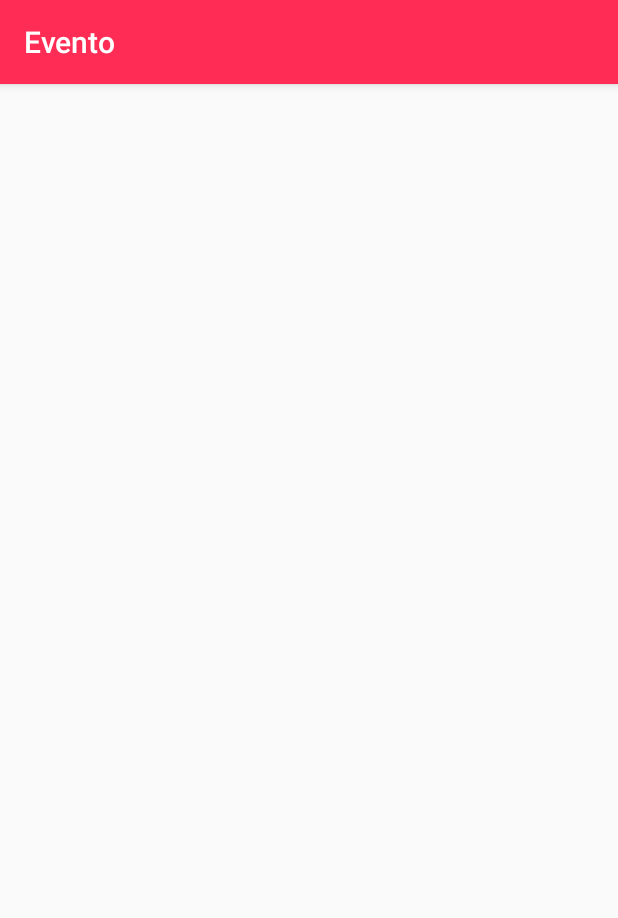
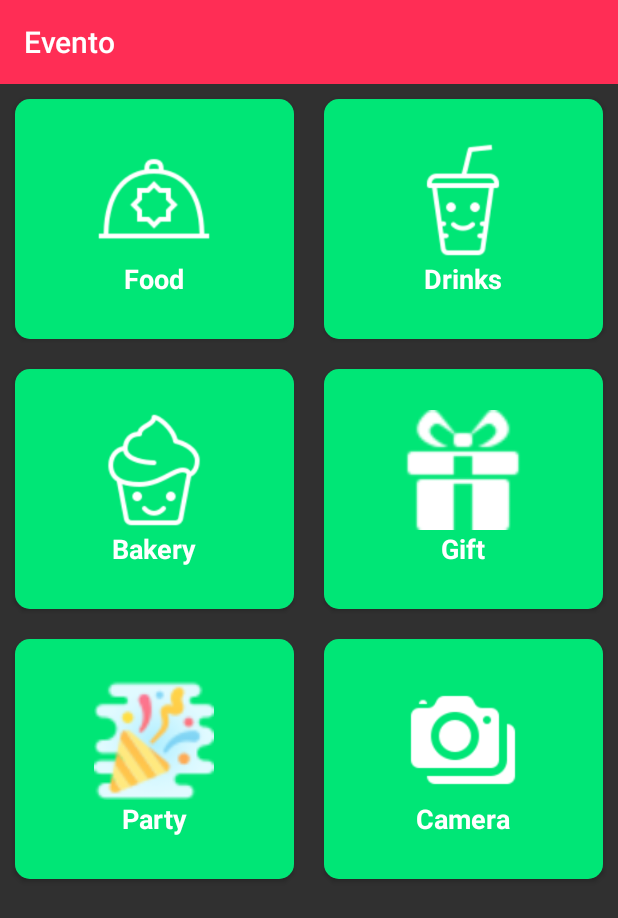
Before and after one commit to 17BTCS023/Even_To, an Android app: the MainActivity screen opened directly, with no data from a screen before it, on a phone screen of 412 x 824 dp. Shown: the top 918 px of the screen. Run offline under Robolectric (Android 15) with nearby library versions, the phone set to English and light mode, and no system bars.

Commit message:
Fixed One time login & designed and populated HomeScreen

```diff
--- a/app/src/main/AndroidManifest.xml
+++ b/app/src/main/AndroidManifest.xml
@@ -12,8 +12,8 @@
         <activity android:name=".login_signup.SignUpActivity"></activity>
         <activity android:name=".login_signup.LoginActivity" />
         <activity
-            android:name=".MainActivity"
-            android:theme="@style/AppTheme" />
+            android:name=".HomeScreen.MainActivity"
+            android:theme="@style/Theme.Design.NoActionBar"/>
         <activity
             android:name=".SplashScreen"
             android:theme="@style/SplashScreen">
--- /dev/null
+++ b/app/src/main/java/com/example/even_to/HomeScreen/CategoryAdapter.java
@@ -0,0 +1,117 @@
+package com.example.even_to.HomeScreen;
+
+
+import android.view.LayoutInflater;
+import android.view.View;
+import android.view.ViewGroup;
+import android.widget.Filter;
+import android.widget.Filterable;
+import android.widget.ImageView;
+import android.widget.TextView;
+
+import androidx.annotation.NonNull;
+import androidx.recyclerview.widget.RecyclerView;
+import com.example.even_to.R;
+
+import java.util.ArrayList;
+import java.util.HashMap;
+import java.util.List;
+
+public class CategoryAdapter extends RecyclerView.Adapter<CategoryAdapter.FurnitureView> implements Filterable{
+
+
+    List<HashMap<String,Object>> furnitureList = new ArrayList<>();
+    List<HashMap<String,Object>> filteredList = new ArrayList<>();
+    CustomFilter customFilter;
+
+    public CategoryAdapter(List<HashMap<String, Object>> fList) {
+        this.furnitureList = fList;
+        filteredList = furnitureList;
+        customFilter = new CustomFilter();
+    }
+
+    @NonNull
+    @Override
+    public FurnitureView onCreateViewHolder(@NonNull ViewGroup viewGroup, int i) {
+
+        View view = LayoutInflater.from(viewGroup.getContext()).inflate(R.layout.row_category,viewGroup,false);
+
+        return new FurnitureView(view);
+    }
+
+    @Override
+    public void onBindViewHolder(@NonNull FurnitureView furnitureView, int position) {
+
+        HashMap<String,Object> map = filteredList.get(position);
+
+        furnitureView.imageFurniture.setImageResource((Integer) map.get("Image"));
+        furnitureView.textTitle.setText(String.valueOf(map.get("Title")));
+    }
+
+    @Override
+    public int getItemCount() {
+        return filteredList.size();
+    }
+
+    @Override
+    public Filter getFilter() {
+        return customFilter;
+    }
+
+
+    public class FurnitureView extends RecyclerView.ViewHolder{
+
+
+        ImageView imageFurniture;
+        TextView textTitle,textPrice;
+        public FurnitureView(@NonNull View itemView) {
+            super(itemView);
+
+            imageFurniture = (ImageView)itemView.findViewById(R.id.image_furniture);
+            textTitle = (TextView)itemView.findViewById(R.id.text_title);
+
+
+        }
+    }
+
+    public class CustomFilter extends Filter{
+
+
+        @Override
+        protected FilterResults performFiltering(CharSequence constraint) {
+
+            FilterResults filterResults = new FilterResults();
+
+            List<HashMap<String,Object>> newList = furnitureList;
+            List<HashMap<String,Object>> resultList = new ArrayList<>();
+
+            String searchValue = constraint.toString().toLowerCase();
+
+            for(int i=0;i<newList.size();i++){
+
+                HashMap<String,Object> map = newList.get(i);
+                String title = String.valueOf(map.get("Title"));
+
+                if(title.toLowerCase().contains(searchValue)){
+                    resultList.add(map);
+                }
+
+            }
+
+
+            filterResults.count = resultList.size();
+            filterResults.values = resultList;
+
+            return filterResults;
+        }
+
+        @Override
+        protected void publishResults(CharSequence constraint, FilterResults results) {
+
+            filteredList = (List<HashMap<String, Object>>) results.values;
+            notifyDataSetChanged();
+
+        }
+    }
+
+}
--- /dev/null
+++ b/app/src/main/java/com/example/even_to/HomeScreen/MainActivity.java
@@ -0,0 +1,82 @@
+package com.example.even_to.HomeScreen;
+
+import androidx.appcompat.app.AppCompatActivity;
+import androidx.appcompat.widget.Toolbar;
+import androidx.recyclerview.widget.GridLayoutManager;
+import androidx.recyclerview.widget.RecyclerView;
+
+import android.graphics.Color;
+import android.os.Bundle;
+
+import com.example.even_to.R;
+import com.example.even_to.Utils.SharedPref;
+
+import java.util.ArrayList;
+import java.util.HashMap;
+import java.util.List;
+
+public class MainActivity extends AppCompatActivity {
+
+
+    Toolbar toolbarHome;
+    RecyclerView recyclerHome;
+
+    List<Integer> imageList = new ArrayList<>();
+    List<String> titleList = new ArrayList<>();
+
+    List<HashMap<String,Object>> furnitureList = new ArrayList<>();
+    CategoryAdapter furnitureAdapter;
+
+    @Override
+    protected void onCreate(Bundle savedInstanceState) {
+        super.onCreate(savedInstanceState);
+        setContentView(R.layout.activity_main);
+
+        initialize();
+    }
+
+
+    private void initialize() {
+
+        toolbarHome = (Toolbar)findViewById(R.id.toolbar_home);
+        recyclerHome = findViewById(R.id.recycler_home);
+
+        toolbarHome.setTitle("Evento");
+        toolbarHome.setTitleTextColor(Color.WHITE);
+
+        setSupportActionBar(toolbarHome);
+//        GridLayoutManager gridLayoutManager = new GridLayoutManager(this,2);
+
+        GridLayoutManager layoutManager = new GridLayoutManager(this,2);
+        recyclerHome.setLayoutManager(layoutManager);
+
+        imageList.add(R.drawable.food);
+        imageList.add(R.drawable.drinks);
+        imageList.add(R.drawable.bake);
+        imageList.add(R.drawable.gift);
+        imageList.add(R.drawable.party);
+        imageList.add(R.drawable.camera);
+
+        titleList.add("Food");
+        titleList.add("Drinks");
+        titleList.add("Bakery");
+        titleList.add("Gift");
+        titleList.add("Party");
+        titleList.add("Camera");
+
+
+        for(int i=0;i<imageList.size();i++){
+
+            HashMap<String,Object> map = new HashMap<>();
+            map.put("Image",imageList.get(i));
+            map.put("Title",titleList.get(i));
+
+            furnitureList.add(map);
+
+        }
+
+        furnitureAdapter = new CategoryAdapter(furnitureList);
+        recyclerHome.setAdapter(furnitureAdapter);
+
+    }
+}
--- a/app/src/main/java/com/example/even_to/MainActivity.java
+++ /dev/null
@@ -1,24 +0,0 @@
-package com.example.even_to;
-
-import androidx.appcompat.app.AppCompatActivity;
-
-import android.os.Bundle;
-
-import com.example.even_to.Utils.SharedPref;
-
-public class MainActivity extends AppCompatActivity {
-
-    @Override
-    protected void onCreate(Bundle savedInstanceState) {
-        super.onCreate(savedInstanceState);
-        setContentView(R.layout.activity_main);
-    }
-
-    @Override
-    protected void onStart() {
-        super.onStart();
-        SharedPref sharedPreferences = new SharedPref(getApplicationContext());
-        // check if user is old or new
-        sharedPreferences.iAmOldUser();
-    }
-}
--- a/app/src/main/java/com/example/even_to/Utils/SharedPref.java
+++ b/app/src/main/java/com/example/even_to/Utils/SharedPref.java
@@ -3,49 +3,51 @@ package com.example.even_to.Utils;
 import android.content.Context;
 import android.content.Intent;
 import android.content.SharedPreferences;
+import android.util.Log;
 
 import com.example.even_to.login_signup.LoginActivity;
 
 public class SharedPref {
 
     // creating shared preferences file
-    SharedPreferences sharedPreferences;
+    private SharedPreferences sharedPreferences;
 
     // to edit the shared preferences file
-    SharedPreferences.Editor editor ;
+    private SharedPreferences.Editor editor;
 
     // Context will pass the reference to other class
-    Context context;
-
-    // setting mode as private for sharedpref file
-    int mode =0;
+    private Context context;
 
     // name of the SP file
-    String FileName = "sharedPrefFile";
+    private String FileName = "sharedPrefFile";
 
     // A boolean variable: true, if key present; false, if key not present
-    String Data = "b";
+    private String Remember;
 
     // Constructor that will save memory for file during runtime
 
 
     public SharedPref(Context context) {
         this.context = context;
-        sharedPreferences = context.getSharedPreferences(FileName, mode);
+        sharedPreferences = context.getSharedPreferences(FileName, Context.MODE_PRIVATE);
         editor = sharedPreferences.edit();
     }
 
+
     // If a user is opening application for second time, after logging In in first time
-    public void iAmOldUser(){
-        editor.putBoolean(Data, true);
-        editor.commit();
+    public void setRememberSecond() {
+        editor.putString("Remember", "true");
+        editor.apply();
+        String demo = sharedPreferences.getString("Remember", "dumb");
+        Log.i("TEST", demo + "inside set Remember second");
+
     }
 
     // If the user logs in freshly
-    public void newUser(){
-        if(!this.login()){
+    public void setRememberFirst() {
+        Remember = sharedPreferences.getString("Remember", "");
+        if (Remember == "false") {
             // If the user has not logged in before move to LogIn Activity
-
             Intent intent = new Intent(context, LoginActivity.class);
             intent.setFlags(Intent.FLAG_ACTIVITY_NEW_TASK);
             intent.addFlags(Intent.FLAG_ACTIVITY_CLEAR_TASK);
@@ -54,9 +56,16 @@ public class SharedPref {
         }
     }
 
-    // To get default value as false for any login
-    private boolean login() {
-       return sharedPreferences.getBoolean(Data, false);
+    /*** use this method during onClick event of Logout button *****/
+    public void setDefault() {
+        editor.putString("Remember", "false");
+        editor.apply();
+        String demo = sharedPreferences.getString("Remember", "dummyValue");
+        //Log.i("TEST", demo + "inside set default");
+    }
+
+    public String getRemember() {
+        return sharedPreferences.getString("Remember", "dontknow");
     }
 
 
--- /dev/null
+++ b/app/src/main/res/drawable/ic_search.xml
@@ -0,0 +1,5 @@
+<vector android:height="24dp" android:tint="#FFFFFF"
+    android:viewportHeight="24.0" android:viewportWidth="24.0"
+    android:width="24dp" xmlns:android="http://schemas.android.com/apk/res/android">
+    <path android:fillColor="#FF000000" android:pathData="M15.5,14h-0.79l-0.28,-0.27C15.41,12.59 16,11.11 16,9.5 16,5.91 13.09,3 9.5,3S3,5.91 3,9.5 5.91,16 9.5,16c1.61,0 3.09,-0.59 4.23,-1.57l0.27,0.28v0.79l5,4.99L20.49,19l-4.99,-5zM9.5,14C7.01,14 5,11.99 5,9.5S7.01,5 9.5,5 14,7.01 14,9.5 11.99,14 9.5,14z"/>
+</vector>
--- a/app/src/main/res/layout/activity_main.xml
+++ b/app/src/main/res/layout/activity_main.xml
@@ -1,11 +1,21 @@
 <?xml version="1.0" encoding="utf-8"?>
-<androidx.constraintlayout.widget.ConstraintLayout xmlns:android="http://schemas.android.com/apk/res/android"
+<LinearLayout xmlns:android="http://schemas.android.com/apk/res/android"
     xmlns:app="http://schemas.android.com/apk/res-auto"
     xmlns:tools="http://schemas.android.com/tools"
     android:layout_width="match_parent"
     android:layout_height="match_parent"
-    tools:context=".MainActivity">
+    tools:context=".HomeScreen.MainActivity"
+    android:orientation="vertical">
+
+    <androidx.appcompat.widget.Toolbar
+        android:id="@+id/toolbar_home"
+        android:layout_width="match_parent"
+        android:layout_height="wrap_content"
+        android:background="@color/colorPrimary"/>
+    <androidx.recyclerview.widget.RecyclerView
+        android:layout_width="match_parent"
+        android:layout_height="match_parent"
+        android:id="@+id/recycler_home"/>
 
 
-
-</androidx.constraintlayout.widget.ConstraintLayout>
+</LinearLayout>
--- /dev/null
+++ b/app/src/main/res/layout/row_category.xml
@@ -0,0 +1,39 @@
+<?xml version="1.0" encoding="utf-8"?>
+<androidx.cardview.widget.CardView xmlns:android="http://schemas.android.com/apk/res/android"
+    android:layout_width="match_parent"
+    xmlns:app="http://schemas.android.com/apk/res-auto"
+    android:layout_margin="10dp"
+    app:cardCornerRadius="10dp"
+    android:layout_gravity="center_horizontal"
+    android:textAlignment="center"
+    android:layout_height="160dp">
+
+    <LinearLayout
+        android:layout_width="match_parent"
+        android:layout_height="match_parent"
+        android:orientation="vertical"
+        android:background="#FF00E676"
+        android:gravity="center"
+        android:textAlignment="center"
+        android:layout_gravity="center_horizontal"
+        >
+
+        <ImageView
+            android:id="@+id/image_furniture"
+            android:layout_width="80dp"
+            android:layout_height="80dp"
+            android:src="@drawable/food"
+            />
+
+        <TextView
+            android:id="@+id/text_title"
+            android:layout_width="wrap_content"
+            android:layout_height="wrap_content"
+            android:textColor="#ffffff"
+            android:textSize="18dp"
+            android:textStyle="bold"
+            android:text="Fridge"/>
+
+    </LinearLayout>
+
+</androidx.cardview.widget.CardView>
--- a/app/src/main/res/values/styles.xml
+++ b/app/src/main/res/values/styles.xml
@@ -11,4 +11,8 @@
     <style name="SplashScreen" parent="Theme.AppCompat.Light.NoActionBar">
     </style>
 
+    <style name="AppTheme.NoActionBar">
+        <item name="windowActionBar">false</item>
+        <item name="windowNoTitle">true</item>
+    </style>
 </resources>
```
Also changed, not shown: app/build.gradle (+7 -1 lines), app/src/main/java/com/example/even_to/SplashScreen.java (+28 -3 lines), app/src/main/java/com/example/even_to/introduction_to_evento/IntroductionActivity.java (+5 -2 lines), app/src/main/java/com/example/even_to/login_signup/LoginActivity.java (+21 -30 lines), app/src/main/res/menu/menu_home.xml (added, +11 -0 lines), app/src/main/res/values/dimens.xml (added, +11 -0 lines), app/src/main/res/values/strings.xml (+0 -7 lines), app/src/main/res/drawable/home_screen_camera.png (added), app/src/main/res/drawable/home_screen_gift.png (added), app/src/main/res/drawable/home_screen_party.png (added), 1 other file.
